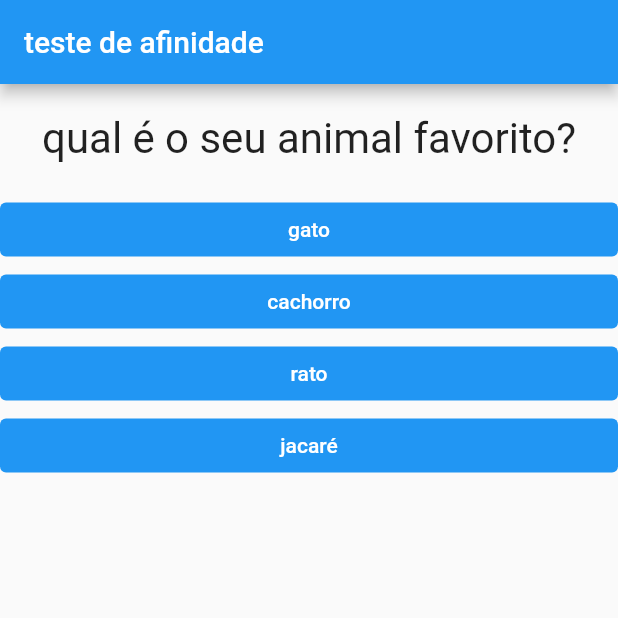
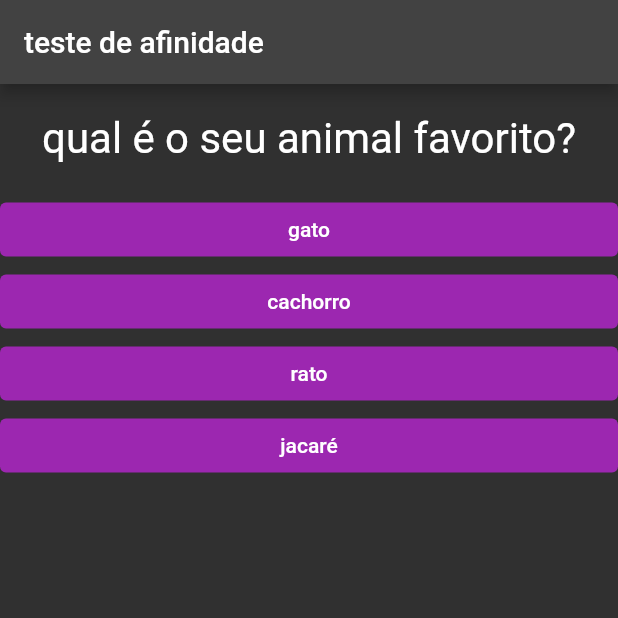
Before and after one commit to dinorahfariasc/flutter_application_1, a Flutter app: the screen it shows after launch, on a phone screen of 412 x 824 dp, the top half of it. Run offline on Flutter 3.47's test engine with Material 2 defaults, Android fonts, the phone set to English and light mode, and no system bars.

Commit message:
theme change

```diff
--- a/lib/main.dart
+++ b/lib/main.dart
@@ -1,5 +1,4 @@
 import 'package:flutter/material.dart';
-import 'package:flutter/rendering.dart';
 import 'package:flutter_application_1/resultado.dart';
 import './resultado.dart';
 import './questionario.dart';
@@ -26,28 +25,28 @@ class _PerguntaAppState extends State<PerguntaApp> {
     {
       'texto': 'qual é o seu animal favorito?',
       'respostas': [
-        {'texto': 'gato', 'nota': 8},
-        {'texto': 'cachorro', 'nota': 8},
+        {'texto': 'gato', 'nota': 5},
+        {'texto': 'cachorro', 'nota': 3},
         {'texto': 'rato', 'nota': 10},
-        {'texto': 'jacaré', 'nota': 6},
+        {'texto': 'jacaré', 'nota': 1},
       ],
     },
     {
       'texto': "qual é o grupo favorito?",
       'respostas': [
-        {'texto': 'idle', 'nota': 7},
-        {'texto': 'black pink', 'nota': 6},
-        {'texto': 'loona', 'nota': 9},
+        {'texto': 'idle', 'nota': 3},
+        {'texto': 'black pink', 'nota': 1},
+        {'texto': 'loona', 'nota': 5},
         {'texto': 'red velvet', 'nota': 10},
       ]
     },
     {
       'texto': 'qual é a sua utt?',
       'respostas': [
-        {'texto': 'jisoo', 'nota': 9},
-        {'texto': 'sinb', 'nota': 6},
+        {'texto': 'jisoo', 'nota': 5},
+        {'texto': 'sinb', 'nota': 1},
         {'texto': 'seulgi', 'nota': 10},
-        {'texto': 'gaeul', 'nota': 8},
+        {'texto': 'gaeul', 'nota': 3},
       ]
     },
   ];
@@ -92,6 +91,7 @@ class _PerguntaAppState extends State<PerguntaApp> {
   @override
   Widget build(BuildContext context) {
     return MaterialApp(
+      theme: ThemeData.dark(),
       home: Scaffold(
         appBar: AppBar(
           title: const Text('teste de afinidade'),
--- a/lib/resposta.dart
+++ b/lib/resposta.dart
@@ -13,7 +13,7 @@ class Resposta extends StatelessWidget {
       width: double.infinity,
       child: TextButton(
           style: TextButton.styleFrom(
-              backgroundColor: Colors.blue, primary: Colors.white),
+              backgroundColor: Colors.purple, primary: Colors.white),
           onPressed: onSelect, // tanto podemos usar uma funcao ja definida
           child: Text(texto)),
     );
--- a/lib/resultado.dart
+++ b/lib/resultado.dart
@@ -32,6 +32,8 @@ class Resultado extends StatelessWidget {
         TextButton(
           onPressed: reiniciarTeste,
           child: Text('Reiniciar?'),
+          style: TextButton.styleFrom(
+              backgroundColor: Colors.purple, primary: Colors.white),
         ),
       ],
     );
--- a/pubspec.yaml
+++ b/pubspec.yaml
@@ -34,6 +34,7 @@ dependencies:
   # The following adds the Cupertino Icons font to your application.
   # Use with the CupertinoIcons class for iOS style icons.
   cupertino_icons: ^1.0.2
+
 
 dev_dependencies:
   flutter_test:
```
